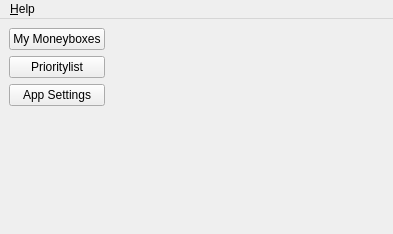
Old version of the form src/gui/ui/static/main_window.ui in the repository PythBuster/savings_manager_gui.
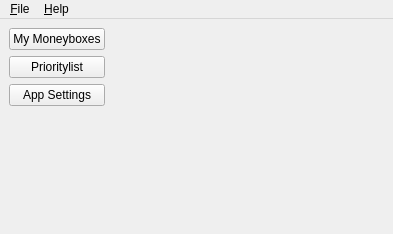
New version of the form.

Commit message: feat: add file menu entry, add exit action and menu entry to close the app

```diff
--- a/src/gui/ui/static/main_window.ui
+++ b/src/gui/ui/static/main_window.ui
@@ -74,6 +74,13 @@
     <addaction name="actionAbout_Qt"/>
     <addaction name="actionAbout_Savings_Manager_GUI"/>
    </widget>
+   <widget class="QMenu" name="menu_File">
+    <property name="title">
+     <string>&amp;File</string>
+    </property>
+    <addaction name="action_Exit"/>
+   </widget>
+   <addaction name="menu_File"/>
    <addaction name="menu_Help"/>
   </widget>
   <action name="actionAbout_Qt">
```
Left out of the diff: 28 changed lines with no effect on the pictures. The commit also changes 5 other files.
